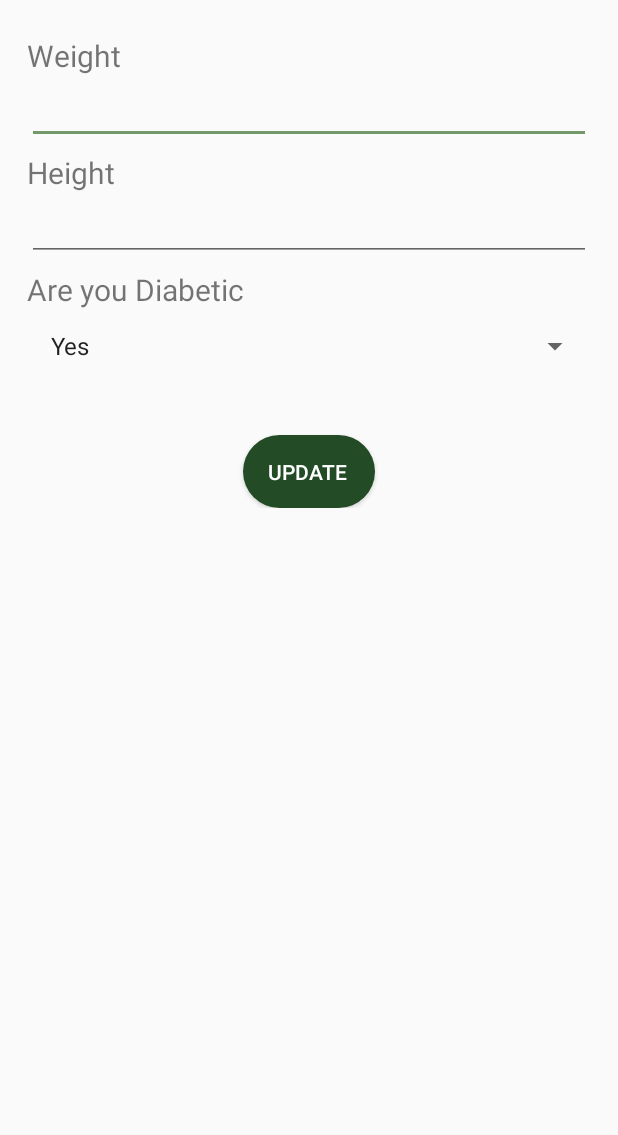
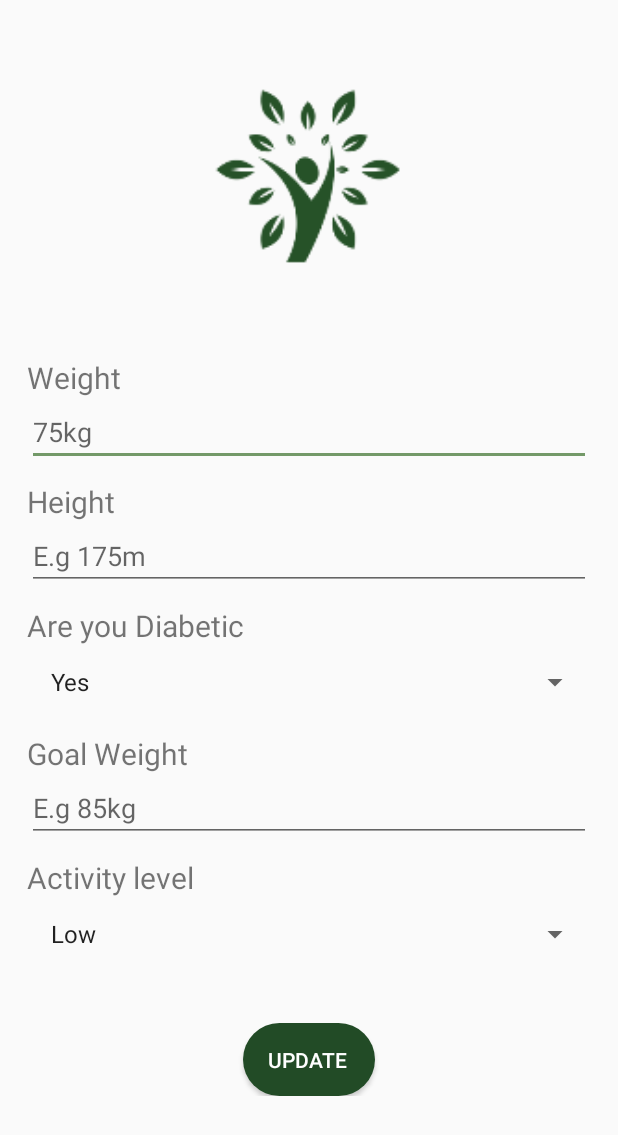
Before and after one commit to healthmate/HealthMateClient, an Android app: the UserSettingActivity screen opened directly, with no data from a screen before it, on a phone screen of 412 x 824 dp. Shown: the top 1135 px of the screen. Run offline under Robolectric (Android 15) with nearby library versions, the phone set to English and light mode, and no system bars.

Commit message:
user settings

```diff
--- a/app/src/main/java/com/healthmate/client/UserSettingActivity.java
+++ b/app/src/main/java/com/healthmate/client/UserSettingActivity.java
@@ -14,8 +14,15 @@ public class UserSettingActivity extends AppCompatActivity {
 
         Spinner mySpinner = (Spinner) findViewById(R.id.spinner2);
         ArrayAdapter<String> myAdapter = new ArrayAdapter<String>(UserSettingActivity.this,
-               android.R.layout.simple_list_item_1, getResources().getStringArray(R.array.names));
+                android.R.layout.simple_list_item_1, getResources().getStringArray(R.array.names));
         myAdapter.setDropDownViewResource(android.R.layout.simple_spinner_dropdown_item);
         mySpinner.setAdapter(myAdapter);
+
+
+        Spinner newSpinner = (Spinner) findViewById(R.id.spinner1);
+        ArrayAdapter<String> newAdapter = new ArrayAdapter<String>(UserSettingActivity.this,
+                android.R.layout.simple_list_item_1, getResources().getStringArray(R.array.activitylevel));
+        newAdapter.setDropDownViewResource(android.R.layout.simple_spinner_dropdown_item);
+        newSpinner.setAdapter(newAdapter);
     }
 }
--- a/app/src/main/res/layout/activity_user_setting.xml
+++ b/app/src/main/res/layout/activity_user_setting.xml
@@ -8,57 +8,102 @@
     tools:context=".UserSettingActivity">
 
 
+    <LinearLayout
+        android:layout_width="wrap_content"
+        android:layout_height="match_parent"
+        android:orientation="vertical">
+
+
+    </LinearLayout>
+
 
     <LinearLayout
         android:layout_width="match_parent"
         android:layout_height="wrap_content"
         android:orientation="vertical">
 
-        <TextView
-            android:layout_width="wrap_content"
-            android:layout_height="wrap_content"
-            android:text="Weight"
-            android:textSize="20dp"
-            android:paddingTop="5dp"/>
+        <ImageView
+            android:layout_width="206dp"
+            android:layout_height="200dp"
+            android:layout_gravity="center"
+            android:src="@mipmap/hm_launcher_foreground" />
 
-        <EditText
-            android:layout_width="match_parent"
-            android:layout_height="wrap_content" />
 
         <TextView
             android:layout_width="wrap_content"
             android:layout_height="wrap_content"
-            android:text="Height"
-            android:textSize="20dp"
-            android:paddingTop="5dp"/>
+            android:paddingTop="20dp"
+            android:text="Weight"
+            android:textSize="20dp" />
 
         <EditText
             android:layout_width="match_parent"
-            android:layout_height="wrap_content" />
+            android:layout_height="wrap_content"
+            android:hint="75kg"
+            android:inputType="number"/>
 
         <TextView
             android:layout_width="wrap_content"
             android:layout_height="wrap_content"
+            android:paddingTop="10dp"
+            android:text="Height"
+            android:textSize="20dp"
+            />
+
+        <EditText
+            android:layout_width="match_parent"
+            android:layout_height="wrap_content"
+            android:hint="E.g 175m"
+            android:inputType="number"/>
+
+        <TextView
+            android:layout_width="wrap_content"
+            android:layout_height="wrap_content"
+            android:paddingTop="10dp"
             android:text="Are you Diabetic"
-            android:textSize="20dp"
-            android:paddingTop="5dp"
-            />
+            android:textSize="20dp" />
 
         <Spinner
             android:id="@+id/spinner2"
             android:layout_width="match_parent"
+            android:layout_height="wrap_content" />
+
+
+        <TextView
+            android:layout_width="wrap_content"
             android:layout_height="wrap_content"
-            />
+            android:paddingTop="10dp"
+            android:text="Goal Weight"
+            android:textSize="20dp" />
+
+        <EditText
+            android:layout_width="match_parent"
+            android:layout_height="wrap_content"
+            android:hint="E.g 85kg"
+            android:inputType="number"/>
+
+
+        <TextView
+            android:layout_width="wrap_content"
+            android:layout_height="wrap_content"
+            android:paddingTop="10dp"
+            android:text="Activity level"
+            android:textSize="20dp" />
+
+        <Spinner
+            android:id="@+id/spinner1"
+            android:layout_width="match_parent"
+            android:layout_height="wrap_content" />
 
         <Button
-            android:textColor="#fff"
-            android:background="@drawable/buttonstyle"
-            android:layout_marginTop="35dp"
-            android:layout_gravity="center_horizontal"
+            android:id="@+id/connect_button"
             android:layout_width="wrap_content"
             android:layout_height="wrap_content"
+            android:layout_gravity="center_horizontal"
+            android:layout_marginTop="35dp"
+            android:background="@drawable/buttonstyle"
             android:text="Update "
-            android:id="@+id/connect_button"/>
+            android:textColor="#fff" />
 
     </LinearLayout>
 
--- a/app/src/main/res/values/strings.xml
+++ b/app/src/main/res/values/strings.xml
@@ -23,4 +23,12 @@
         <item>Yes</item>
         <item>No</item>
     </string-array>
+
+    <string-array name="activitylevel">
+        <item>Low</item>
+        <item>Lightly active</item>
+        <item>Moderately active</item>
+        <item>Very active</item>
+        <item>Insane</item>
+    </string-array>
 </resources>
```
